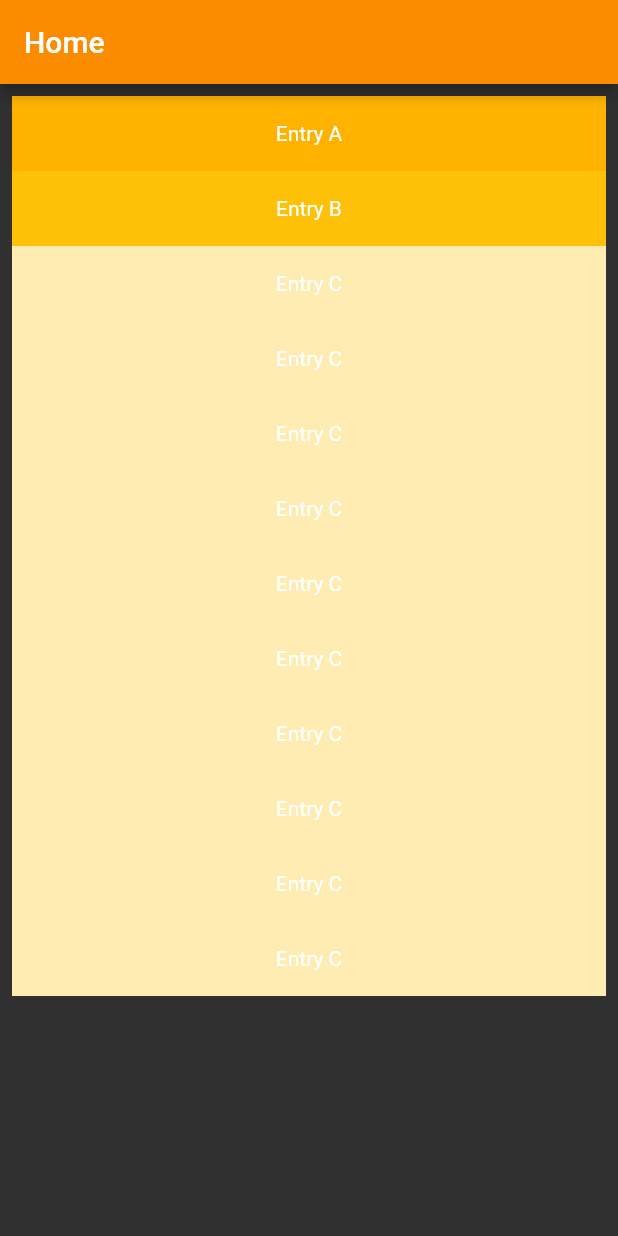
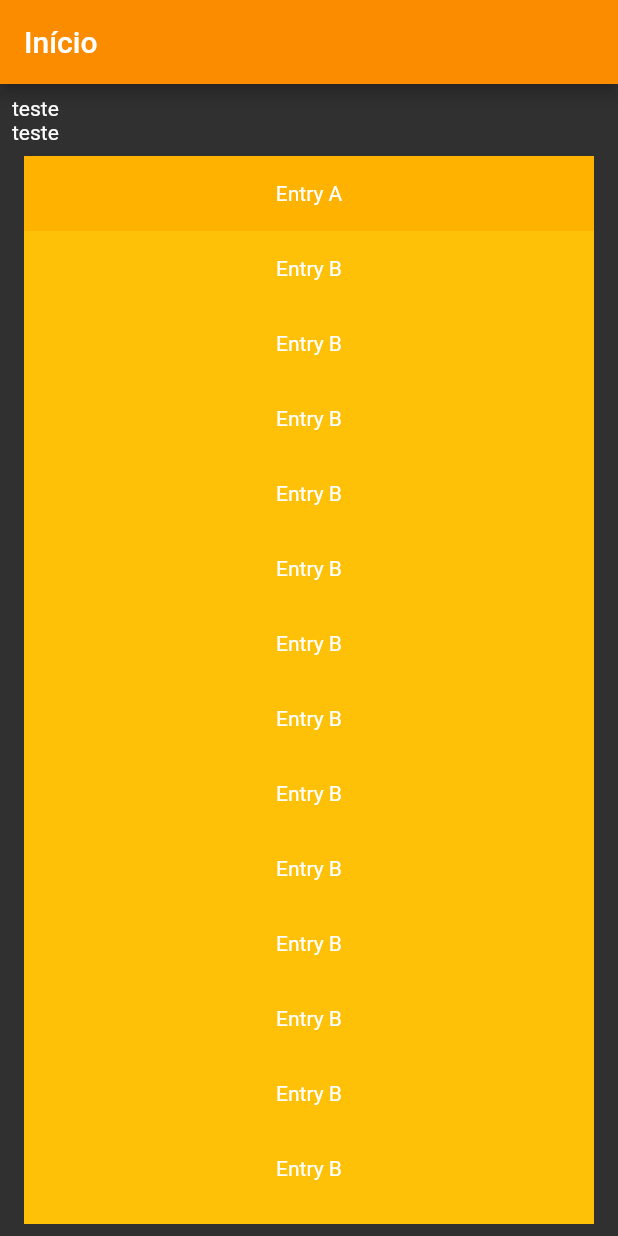
Before and after one commit to lucasvromano/barber_shop_app, a Flutter app: the HomePage screen opened directly, on a phone screen of 412 x 824 dp. Run offline on Flutter 3.47's test engine with Material 2 defaults, Android fonts, the phone set to English and light mode, and no system bars; network calls fail.

Commit message:
feat: add new color

```diff
--- a/lib/assets/colors.dart
+++ b/lib/assets/colors.dart
@@ -1,4 +1,4 @@
 import 'dart:ui';
 
 // const kBackground = Color(0xF7F7F7FF);
-const kBackground = Color.fromARGB(255, 58, 58, 59);
+const kBackground = Color.fromARGB(82, 36, 36, 37);
--- a/lib/pages/home.page.dart
+++ b/lib/pages/home.page.dart
@@ -7,10 +7,18 @@ class HomePage extends StatelessWidget {
   Widget build(BuildContext context) {
     return Scaffold(
       appBar: AppBar(
-        title: const Text('Home'),
+        title: const Text('Início'),
         automaticallyImplyLeading: false,
       ),
-      body: ListView(
+      body: Padding(
+        padding: const EdgeInsets.all(8),
+        child: Column(
+          crossAxisAlignment: CrossAxisAlignment.start,
+          children: <Widget>[
+            const Text('teste'),
+            const Text('teste'),
+            Expanded(
+              child: ListView(
                 padding: const EdgeInsets.all(8),
                 children: <Widget>[
                   Container(
@@ -25,55 +33,79 @@ class HomePage extends StatelessWidget {
                   ),
                   Container(
                     height: 50,
-            color: Colors.amber[100],
-            child: const Center(child: Text('Entry C')),
+                    color: Colors.amber[500],
+                    child: const Center(child: Text('Entry B')),
                   ),
                   Container(
                     height: 50,
-            color: Colors.amber[100],
-            child: const Center(child: Text('Entry C')),
+                    color: Colors.amber[500],
+                    child: const Center(child: Text('Entry B')),
                   ),
                   Container(
                     height: 50,
-            color: Colors.amber[100],
-            child: const Center(child: Text('Entry C')),
+                    color: Colors.amber[500],
+                    child: const Center(child: Text('Entry B')),
                   ),
                   Container(
                     height: 50,
-            color: Colors.amber[100],
-            child: const Center(child: Text('Entry C')),
+                    color: Colors.amber[500],
+                    child: const Center(child: Text('Entry B')),
                   ),
                   Container(
                     height: 50,
-            color: Colors.amber[100],
-            child: const Center(child: Text('Entry C')),
+                    color: Colors.amber[500],
+                    child: const Center(child: Text('Entry B')),
                   ),
                   Container(
                     height: 50,
-            color: Colors.amber[100],
-            child: const Center(child: Text('Entry C')),
+                    color: Colors.amber[500],
+                    child: const Center(child: Text('Entry B')),
                   ),
                   Container(
                     height: 50,
-            color: Colors.amber[100],
-            child: const Center(child: Text('Entry C')),
+                    color: Colors.amber[500],
+                    child: const Center(child: Text('Entry B')),
                   ),
                   Container(
                     height: 50,
-            color: Colors.amber[100],
-            child: const Center(child: Text('Entry C')),
+                    color: Colors.amber[500],
+                    child: const Center(child: Text('Entry B')),
                   ),
                   Container(
                     height: 50,
-            color: Colors.amber[100],
-            child: const Center(child: Text('Entry C')),
+                    color: Colors.amber[500],
+                    child: const Center(child: Text('Entry B')),
                   ),
                   Container(
                     height: 50,
-            color: Colors.amber[100],
-            child: const Center(child: Text('Entry C')),
+                    color: Colors.amber[500],
+                    child: const Center(child: Text('Entry B')),
+                  ),
+                  Container(
+                    height: 50,
+                    color: Colors.amber[500],
+                    child: const Center(child: Text('Entry B')),
+                  ),
+                  Container(
+                    height: 50,
+                    color: Colors.amber[500],
+                    child: const Center(child: Text('Entry B')),
+                  ),
+                  Container(
+                    height: 50,
+                    color: Colors.amber[500],
+                    child: const Center(child: Text('Entry B')),
+                  ),
+                  Container(
+                    height: 50,
+                    color: Colors.amber[500],
+                    child: const Center(child: Text('Entry B')),
                   ),
                 ],
+              ),
+            )
+          ],
+        ),
       ),
     );
   }
```
Lines whose indentation alone changed are shown as unchanged.
